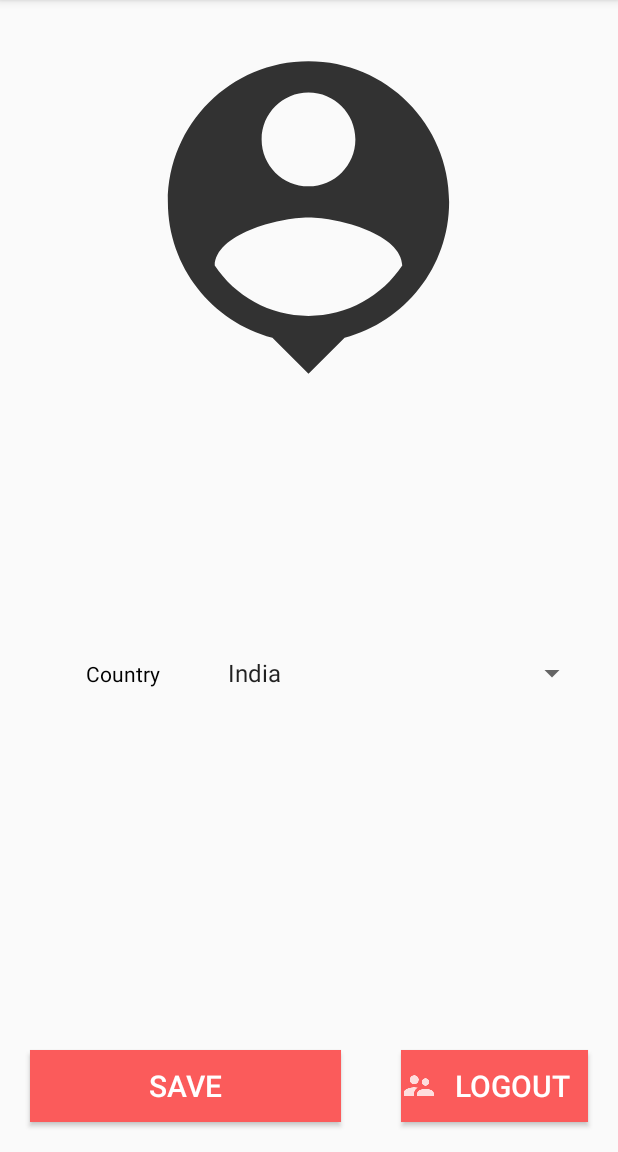
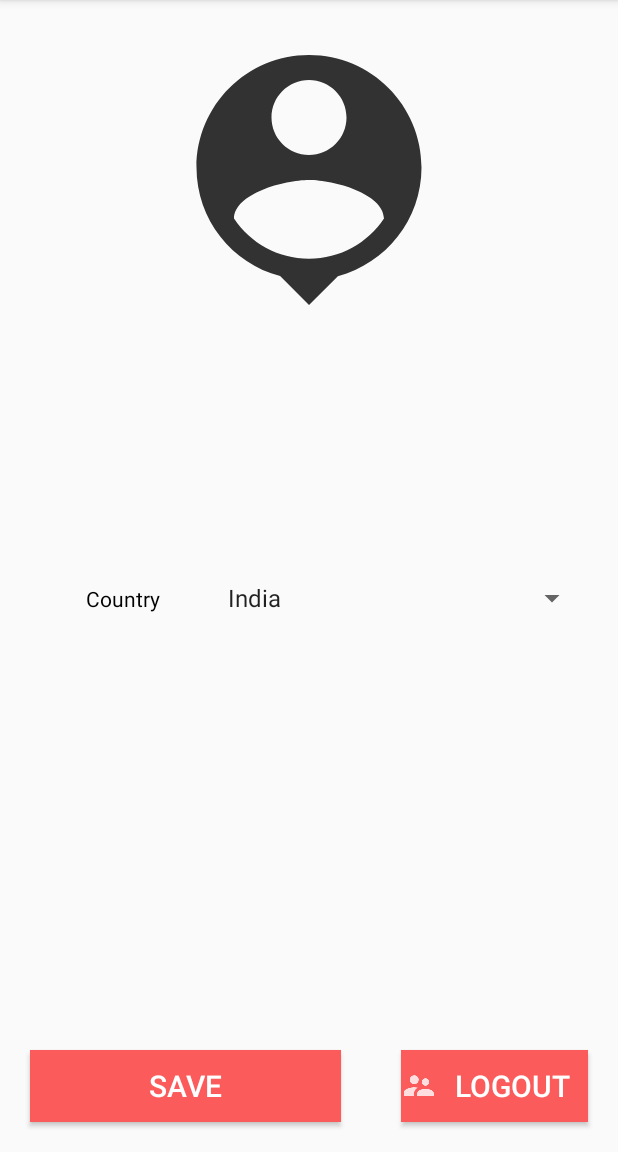
Before and after one commit to KillerAV/Latest-Buzz-Android, an Android app: the screen it shows after launch once a user with an empty profile is signed in (ProfilePageActivity), after a tap on "Profile", on a phone screen of 412 x 824 dp, the part 84-1236 px from its top. Run offline under Robolectric (Android 15) with nearby library versions, the phone set to English and light mode, and no system bars; our stand-ins replace ButterKnife, Dagger/Hilt's generated code, Firebase (no records; nobody signed in at launch, a user with empty details on screens opened directly), Room's generated code; libraries missing offline, so code that uses them is left out: com.firebase.ui; pictures from the network do not load; 4 statements that could not run were skipped.

Commit message:
Fixed Profile Picture Issue

```diff
--- a/app/src/main/java/com/example/newsapplicationroom/ui/MainActivity.java
+++ b/app/src/main/java/com/example/newsapplicationroom/ui/MainActivity.java
@@ -5,6 +5,7 @@ import android.app.PendingIntent;
 import android.content.Intent;
 import android.net.ConnectivityManager;
 import android.net.NetworkInfo;
+import android.net.Uri;
 import android.os.AsyncTask;
 import android.os.Bundle;
 import android.view.Menu;
@@ -116,7 +117,11 @@ public class MainActivity extends AppCompatActivity {
             intent.putExtra(Constants.EXTRA_COUNTRY_NAME, userInfoEntity.getCountry());
             intent.putExtra(Constants.EXTRA_USER_NAME, firebaseUser.getDisplayName());
             intent.putExtra(Constants.EXTRA_EMAIL_ID, firebaseUser.getEmail());
-            intent.putExtra(Constants.EXTRA_PROFILE_PICTURE, firebaseUser.getPhotoUrl());
+            Uri photoUri = firebaseUser.getPhotoUrl();
+            if(photoUri == null)
+                intent.putExtra(Constants.EXTRA_PROFILE_PICTURE, Constants.PLACEHOLDER_STRING);
+            else
+                intent.putExtra(Constants.EXTRA_PROFILE_PICTURE, photoUri.toString());
             startActivityForResult(intent, Constants.PROFILE_UPDATE_REQUEST_CODE);
             return true;
         }
--- a/app/src/main/java/com/example/newsapplicationroom/ui/ProfilePageActivity.java
+++ b/app/src/main/java/com/example/newsapplicationroom/ui/ProfilePageActivity.java
@@ -3,6 +3,7 @@ package com.example.newsapplicationroom.ui;
 import android.app.AlertDialog;
 import android.content.Intent;
 import android.os.Bundle;
+import android.util.Log;
 import android.view.View;
 import android.widget.AdapterView;
 import android.widget.ArrayAdapter;
--- a/app/src/main/java/com/example/newsapplicationroom/utils/Constants.java
+++ b/app/src/main/java/com/example/newsapplicationroom/utils/Constants.java
@@ -55,4 +55,5 @@ public class Constants {
 
     public static final long MILLISECONDS_IN_A_DAY = 86400000;
     public static final long ALARM_REPEAT_INTERVAL = AlarmManager.INTERVAL_DAY;
+    public static final String PLACEHOLDER_STRING = "Placeholder String";
 }
--- a/app/src/main/res/layout/activity_profile_page.xml
+++ b/app/src/main/res/layout/activity_profile_page.xml
@@ -15,8 +15,8 @@
 
     <ImageView
         android:id="@+id/user_image"
-        android:layout_width="250dp"
-        android:layout_height="250dp"
+        android:layout_width="200dp"
+        android:layout_height="200dp"
         android:layout_margin="@dimen/standard_margin_dimension"
         android:layout_centerHorizontal="true"
         android:src="@drawable/ic_latest_profile" />
```
